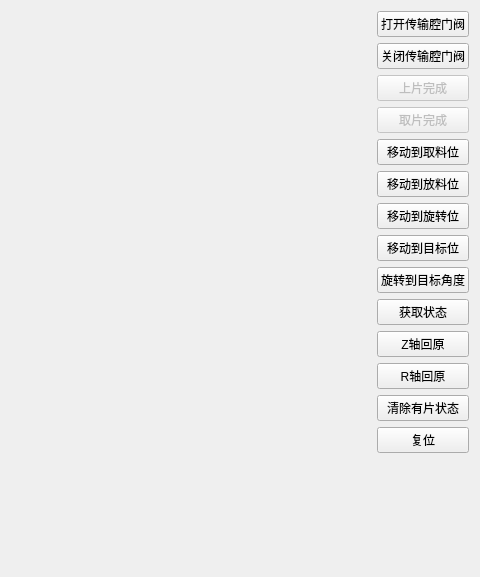
This is device/src/PMCavity/fortrend_pm_cavity_subsystem_widget.ui in zhangzhenxi11/HL as Qt 5 draws it before an edit; both pictures show x 670 to 1150 and y 0 to 577 of the 1150 by 860 pixel window. The edited form follows.
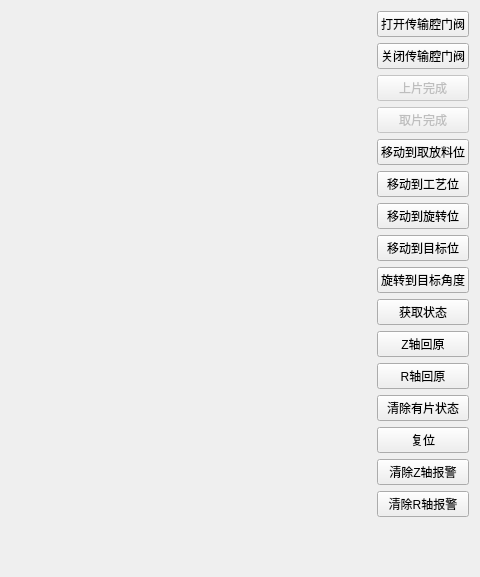
This is the edited form.

What changed in the file:
```diff
--- a/device/src/PMCavity/fortrend_pm_cavity_subsystem_widget.ui
+++ b/device/src/PMCavity/fortrend_pm_cavity_subsystem_widget.ui
@@ -599,7 +599,7 @@
         </size>
        </property>
        <property name="text">
-        <string>移动到取料位</string>
+        <string>移动到取放料位</string>
        </property>
       </widget>
      </item>
@@ -615,7 +615,7 @@
         </size>
        </property>
        <property name="text">
-        <string>移动到放料位</string>
+        <string>移动到工艺位</string>
        </property>
       </widget>
      </item>
@@ -687,6 +687,20 @@
        </property>
       </widget>
      </item>
+     <item>
+      <widget class="QPushButton" name="clear_z_axis_alarm">
+       <property name="text">
+        <string>清除Z轴报警</string>
+       </property>
+      </widget>
+     </item>
+     <item>
+      <widget class="QPushButton" name="clear_r_axis_alarm">
+       <property name="text">
+        <string>清除R轴报警</string>
+       </property>
+      </widget>
+     </item>
      <item>
       <spacer name="verticalSpacer">
        <property name="orientation">
```
